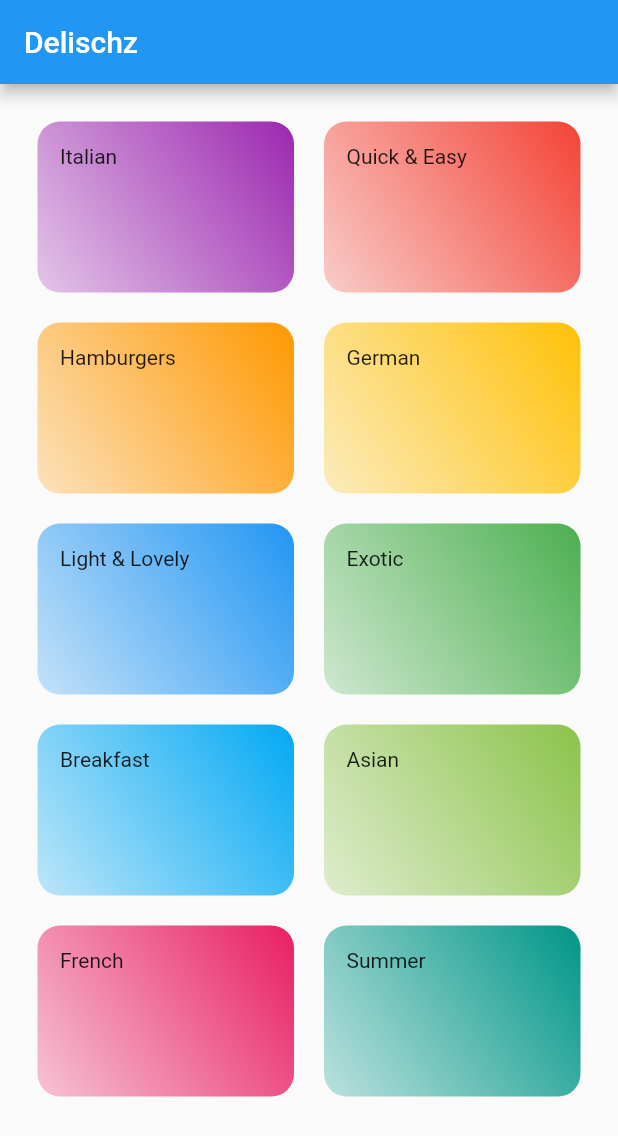
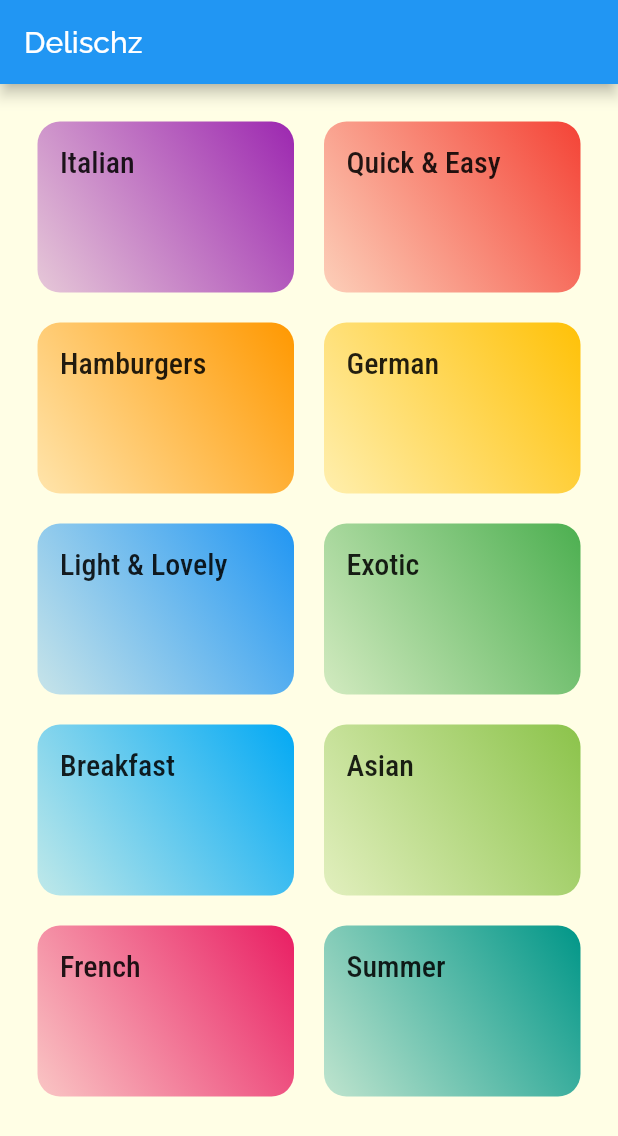
Before and after one commit to dinodzakmic/Meals-App, a Flutter app: the screen it shows after launch, on a phone screen of 412 x 824 dp. Shown: the top 1136 px of the screen. Run offline on Flutter 3.47's test engine with Material 2 defaults, Android fonts, the phone set to English and light mode, and no system bars.

Commit message:
Added fonts

```diff
--- a/lib/category_item.dart
+++ b/lib/category_item.dart
@@ -10,7 +10,10 @@ class CategoryItem extends StatelessWidget {
   Widget build(BuildContext context) {
     return Container(
       padding: const EdgeInsets.all(15),
-      child: Text(title),
+      child: Text(
+        title,
+        style: Theme.of(context).textTheme.title,
+      ),
       decoration: BoxDecoration(
         gradient: LinearGradient(colors: [
           color.withOpacity(0.25),
--- a/lib/main.dart
+++ b/lib/main.dart
@@ -10,8 +10,15 @@ class MyApp extends StatelessWidget {
     return MaterialApp(
       title: 'Delischz',
       theme: ThemeData(
-        primarySwatch: Colors.blue,
-      ),
+          primarySwatch: Colors.blue,
+          canvasColor: Color.fromRGBO(255, 254, 229, 1),
+          fontFamily: 'Raleway',
+          textTheme: ThemeData.light().textTheme.copyWith(
+              body1: TextStyle(color: Color.fromRGBO(20, 51, 51, 1)),
+              body2: TextStyle(color: Color.fromRGBO(20, 51, 51, 1)),
+              title: TextStyle(
+                fontFamily: 'RobotoCondensed',
+              ))),
       home: CategoriesScreen(),
     );
   }
```
Also changed, not shown: pubspec.yaml (+20 -16 lines), assets/Raleway-Black.ttf (added), assets/Raleway-Bold.ttf (added), assets/Raleway-Regular.ttf (added), assets/RobotoCondensed-Bold.ttf (added), assets/RobotoCondensed-Italic.ttf (added), assets/RobotoCondensed-Light.ttf (added), assets/RobotoCondensed-Regular.ttf (added).
